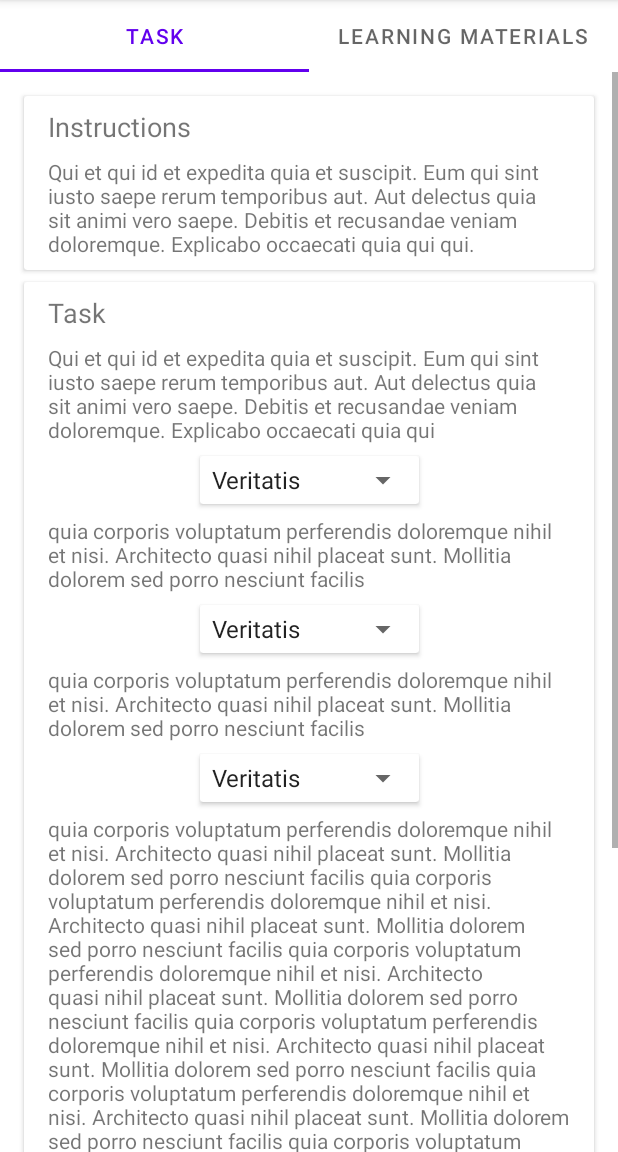
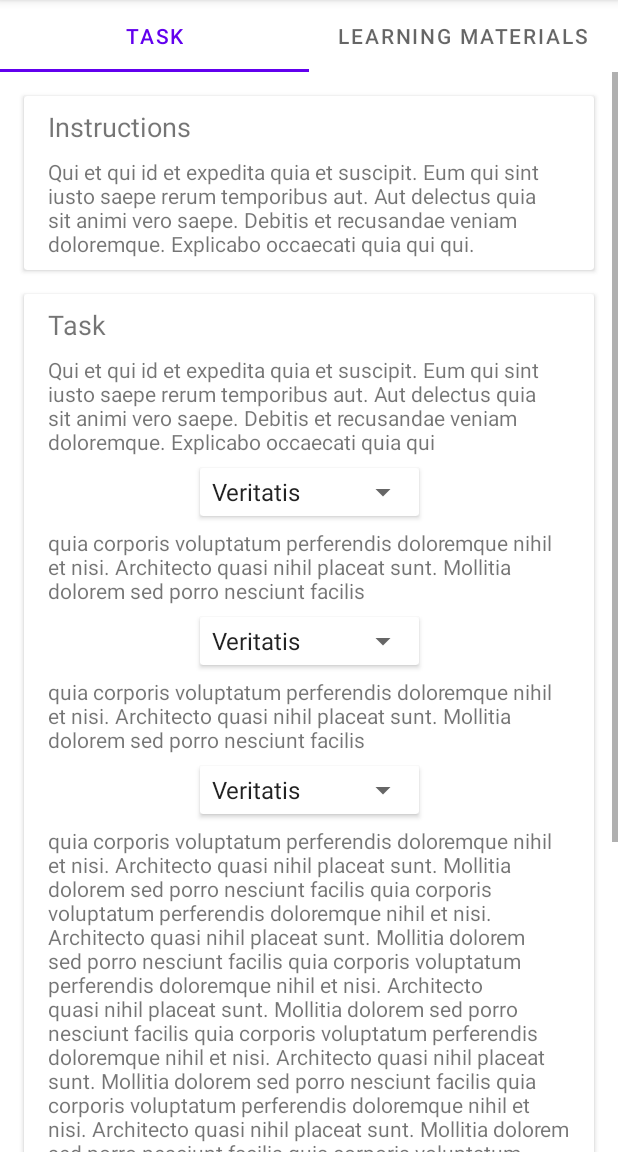
Before and after one commit to Ialda/LanProject, an Android app: the TaskFragment1 screen opened directly, with no data from a screen before it, on a phone screen of 412 x 824 dp, the part 84-1236 px from its top. Run offline under Robolectric (Android 15) with nearby library versions, the light colour scheme and no system bars.

Commit message:
fixed margins on cardviews in reading task

```diff
--- a/app/src/main/res/layout/fragment_task1.xml
+++ b/app/src/main/res/layout/fragment_task1.xml
@@ -68,7 +68,7 @@
                 android:layout_height="wrap_content"
                 android:layout_marginStart="16dp"
                 android:layout_marginLeft="16dp"
-                android:layout_marginTop="8dp"
+                android:layout_marginTop="16dp"
                 android:layout_marginEnd="16dp"
                 android:layout_marginRight="16dp"
                 app:layout_constraintEnd_toEndOf="parent"
```
